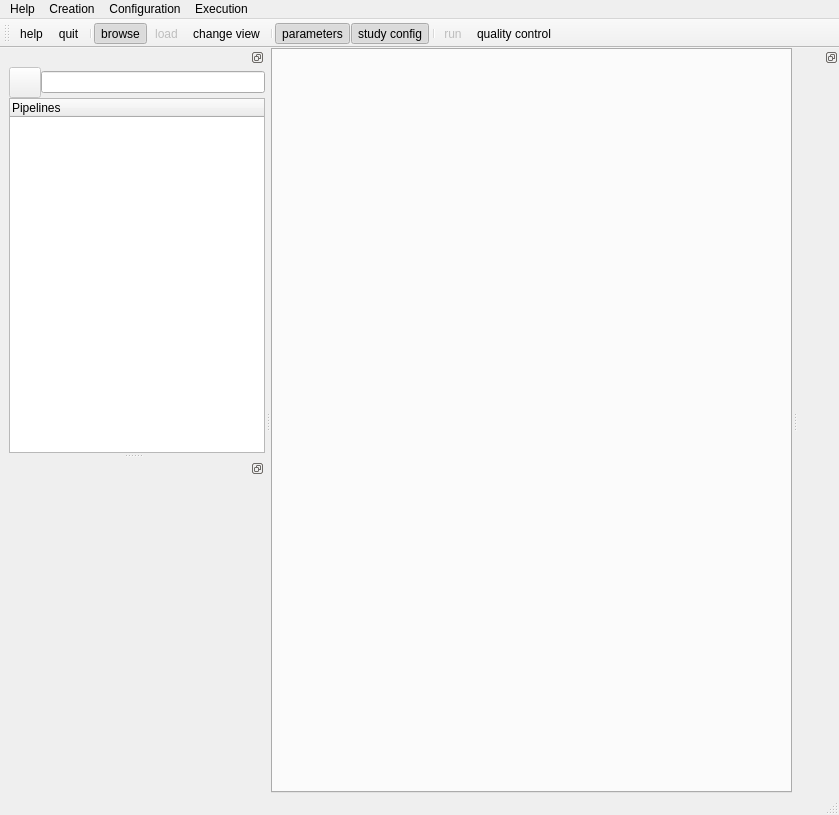
This is capsul/qt_apps/resources/capsul.ui in populse/capsul as Qt 5 draws it before an edit. The edited form follows.
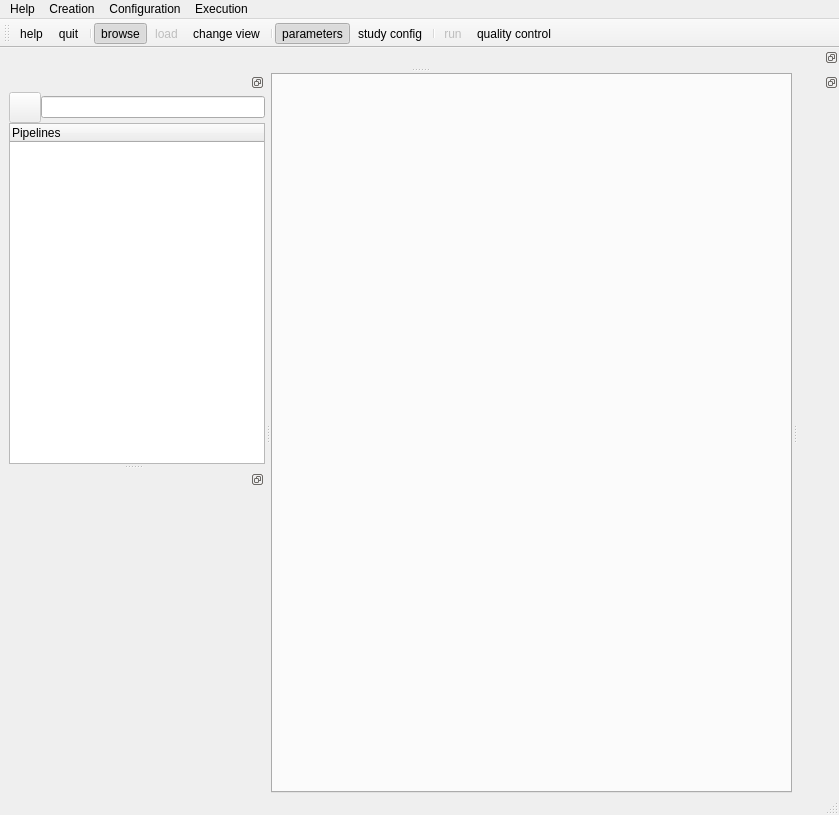
This is the edited form. Icons and pictures are not drawn.

Commit message: capsul/qt_apps/main_window: add board dock widget and set properly the visibility of all docks.

The edit to the form file:
```diff
--- a/capsul/qt_apps/resources/capsul.ui
+++ b/capsul/qt_apps/resources/capsul.ui
@@ -210,6 +210,18 @@
    </attribute>
    <widget class="QWidget" name="dock_study_config"/>
   </widget>
+  <widget class="QDockWidget" name="dockWidgetBoard">
+   <property name="features">
+    <set>QDockWidget::DockWidgetFloatable|QDockWidget::DockWidgetMovable</set>
+   </property>
+   <property name="allowedAreas">
+    <set>Qt::BottomDockWidgetArea|Qt::TopDockWidgetArea</set>
+   </property>
+   <attribute name="dockWidgetArea">
+    <number>4</number>
+   </attribute>
+   <widget class="QWidget" name="dock_board"/>
+  </widget>
   <action name="actionHelp">
    <property name="icon">
     <iconset resource="icones.qrc">
@@ -266,7 +278,7 @@
     <bool>true</bool>
    </property>
    <property name="checked">
-    <bool>true</bool>
+    <bool>false</bool>
    </property>
    <property name="icon">
     <iconset resource="icones.qrc">
@@ -280,6 +292,12 @@
    </property>
   </action>
   <action name="actionRun">
+   <property name="checkable">
+    <bool>false</bool>
+   </property>
+   <property name="checked">
+    <bool>false</bool>
+   </property>
    <property name="enabled">
     <bool>false</bool>
    </property>
@@ -295,6 +313,12 @@
    </property>
   </action>
   <action name="actionQualityControl">
+   <property name="checkable">
+    <bool>true</bool>
+   </property>
+   <property name="checked">
+    <bool>false</bool>
+   </property>
    <property name="icon">
     <iconset resource="icones.qrc">
      <normaloff>:/icones/view</normaloff>:/icones/view</iconset>
```
The commit also changes 1 other file.
